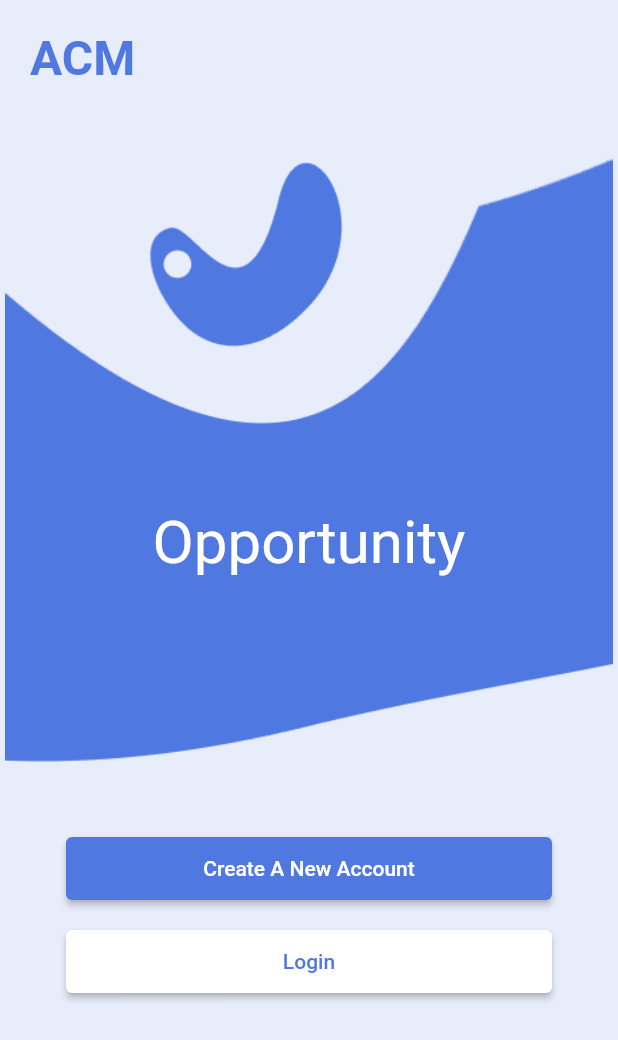
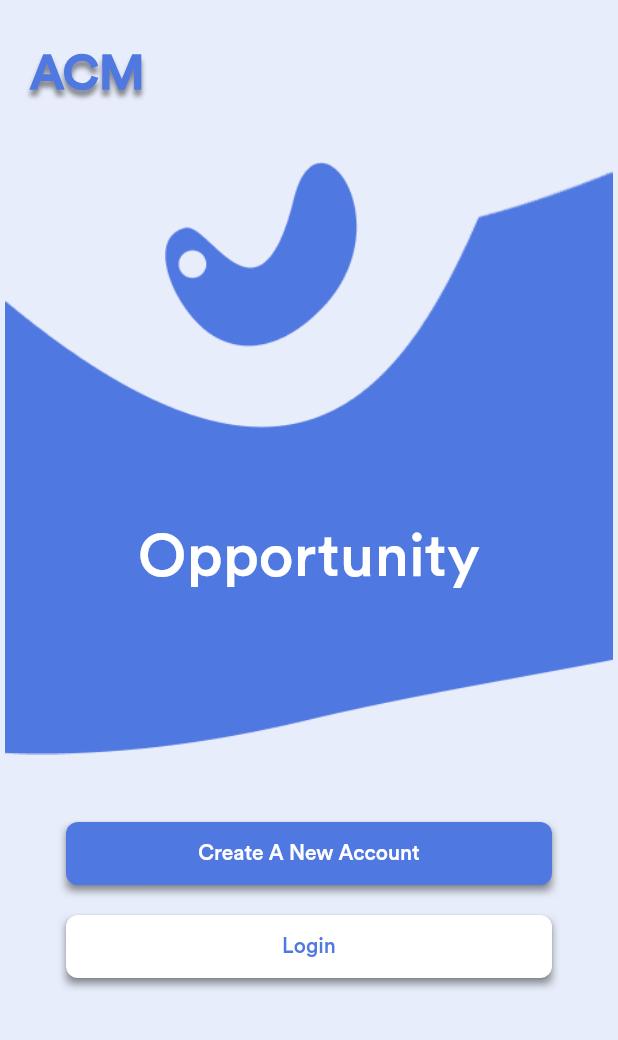
Before and after one commit to perfectionist7/ACM-Opportunities-App, a Flutter app: the screen it shows after launch, on a phone screen of 412 x 824 dp. Shown: the top 1040 px of the screen. Run offline on Flutter 3.47's test engine with Material 2 defaults, Android fonts, the phone set to English and light mode, and no system bars.

Commit message:
added landing page

```diff
--- a/lib/main.dart
+++ b/lib/main.dart
@@ -13,7 +13,7 @@ class LandingPage extends StatelessWidget {
           backgroundColor: Color(0xffe8edfb),
           body: Column(children: <Widget>[
             SizedBox(
-              height: 20,
+              height: 30,
               width: 10,
             ),
             Container(
@@ -24,8 +24,23 @@ class LandingPage extends StatelessWidget {
                 style: TextStyle(
                   color: Color(0xff5078E1),
                   fontWeight: FontWeight.bold,
-                      fontSize: 32),
-                )),
+                  fontSize: 32,
+                  fontFamily: 'Circular Std',
+                  shadows: <Shadow>[
+                    Shadow(
+                      color: Colors.black.withOpacity(0.25),
+                      blurRadius: 4,
+                      offset: Offset(0, 4),
+                    ),
+                    Shadow(
+                      color: Colors.black.withOpacity(0.25),
+                      blurRadius: 4,
+                      offset: Offset(0, 4),
+                    ),
+                  ],
+                ),
+              ),
+            ),
             Stack(
               alignment: Alignment.center,
               children: [
@@ -33,13 +48,13 @@ class LandingPage extends StatelessWidget {
                   child: Image.asset(
                     'images/Vector7.png',
                     fit: BoxFit.fill,
-                    height: 450,
+                    height: 435,
                     width: 405,
                   ),
                 ),
                 Positioned(
-                  top: 50,
-                  right: 80,
+                  top: 40,
+                  right: 70,
                   child: Container(
                     margin: new EdgeInsets.symmetric(horizontal: 100),
                     child: Image.asset(
@@ -53,39 +68,71 @@ class LandingPage extends StatelessWidget {
                   child: Container(
                     child: Text(
                       'Opportunity',
-                      style: TextStyle(color: Colors.white, fontSize: 40),
+                      style: TextStyle(
+                        color: Colors.white,
+                        fontSize: 40,
+                        fontFamily: 'Circular Std',
+                      ),
                     ),
                   ),
                 ),
               ],
             ),
             SizedBox(
-              height: 50,
+              height: 45,
             ),
-            SizedBox(
+            Container(
               height: 42,
               width: 324,
+              decoration: BoxDecoration(
+                boxShadow: [
+                  BoxShadow(
+                    color: Colors.black.withOpacity(0.25),
+                    blurRadius: 4,
+                    offset: Offset(0, 4), // changes position of shadow
+                  ),
+                ],
+              ),
               child: ElevatedButton(
                   onPressed: () {},
                   child: Text(
                     'Create A New Account',
-                    style: TextStyle(color: Colors.white),
+                    style: TextStyle(
+                        color: Colors.white, fontFamily: 'Circular Std'),
                   ),
-                  style: ElevatedButton.styleFrom(primary: Color(0xff5078E1))),
+                  style: ElevatedButton.styleFrom(
+                    primary: Color(0xff5078E1),
+                    shape: RoundedRectangleBorder(
+                        borderRadius: BorderRadius.circular(8)),
+                  )),
             ),
             SizedBox(
               height: 20,
             ),
-            SizedBox(
+            Container(
               height: 42,
               width: 324,
+              decoration: BoxDecoration(
+                boxShadow: [
+                  BoxShadow(
+                    color: Colors.black.withOpacity(0.25),
+                    blurRadius: 4,
+                    offset: Offset(0, 4), // changes position of shadow
+                  ),
+                ],
+              ),
               child: ElevatedButton(
                 onPressed: () {},
                 child: Text(
                   'Login',
-                  style: TextStyle(color: Color(0xff5078E1)),
+                  style: TextStyle(
+                      color: Color(0xff5078E1), fontFamily: 'Circular Std'),
                 ),
-                style: ElevatedButton.styleFrom(primary: Colors.white),
+                style: ElevatedButton.styleFrom(
+                  primary: Colors.white,
+                  shape: RoundedRectangleBorder(
+                      borderRadius: BorderRadius.circular(8)),
+                ),
               ),
             )
           ])),
```
Also changed, not shown: pubspec.yaml (+5 -7 lines), fonts/circular-std-medium-500.ttf (added). Lines whose indentation alone changed are shown as unchanged.
